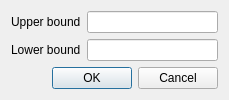
portfors-lab/sparkle, file spikeylab/gui/plotting/raster_bounds_dlg.ui: the form before one commit.
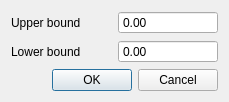
The form after the commit.

Commit message: Raster dialog has spin boxes instead of line edits

What changed in the file:
```diff
--- a/spikeylab/gui/plotting/raster_bounds_dlg.ui
+++ b/spikeylab/gui/plotting/raster_bounds_dlg.ui
@@ -23,9 +23,6 @@
        </property>
       </widget>
      </item>
-     <item row="0" column="1">
-      <widget class="QLineEdit" name="upperLnedt"/>
-     </item>
      <item row="1" column="0">
       <widget class="QLabel" name="label_2">
        <property name="text">
@@ -33,8 +30,31 @@
        </property>
       </widget>
      </item>
+     <item row="0" column="1">
+      <widget class="QDoubleSpinBox" name="upperSpnbx">
+       <property name="buttonSymbols">
+        <enum>QAbstractSpinBox::NoButtons</enum>
+       </property>
+       <property name="maximum">
+        <double>1.000000000000000</double>
+       </property>
+       <property name="singleStep">
+        <double>0.010000000000000</double>
+       </property>
+      </widget>
+     </item>
      <item row="1" column="1">
-      <widget class="QLineEdit" name="lowerLnedt"/>
+      <widget class="QDoubleSpinBox" name="lowerSpnbx">
+       <property name="buttonSymbols">
+        <enum>QAbstractSpinBox::NoButtons</enum>
+       </property>
+       <property name="maximum">
+        <double>1.000000000000000</double>
+       </property>
+       <property name="singleStep">
+        <double>0.010000000000000</double>
+       </property>
+      </widget>
      </item>
     </layout>
    </item>
```
The commit also changes 2 other files.
